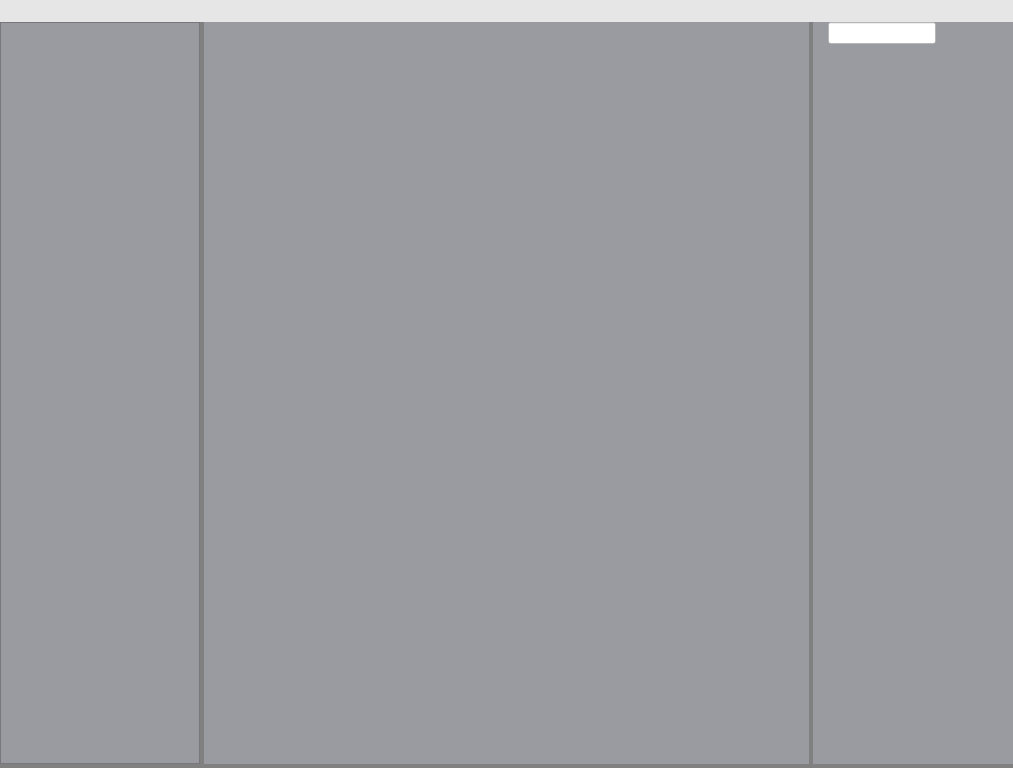
Old version of the form src/ui/pdfReader.ui in the repository geekyAnjali/PdfReading.
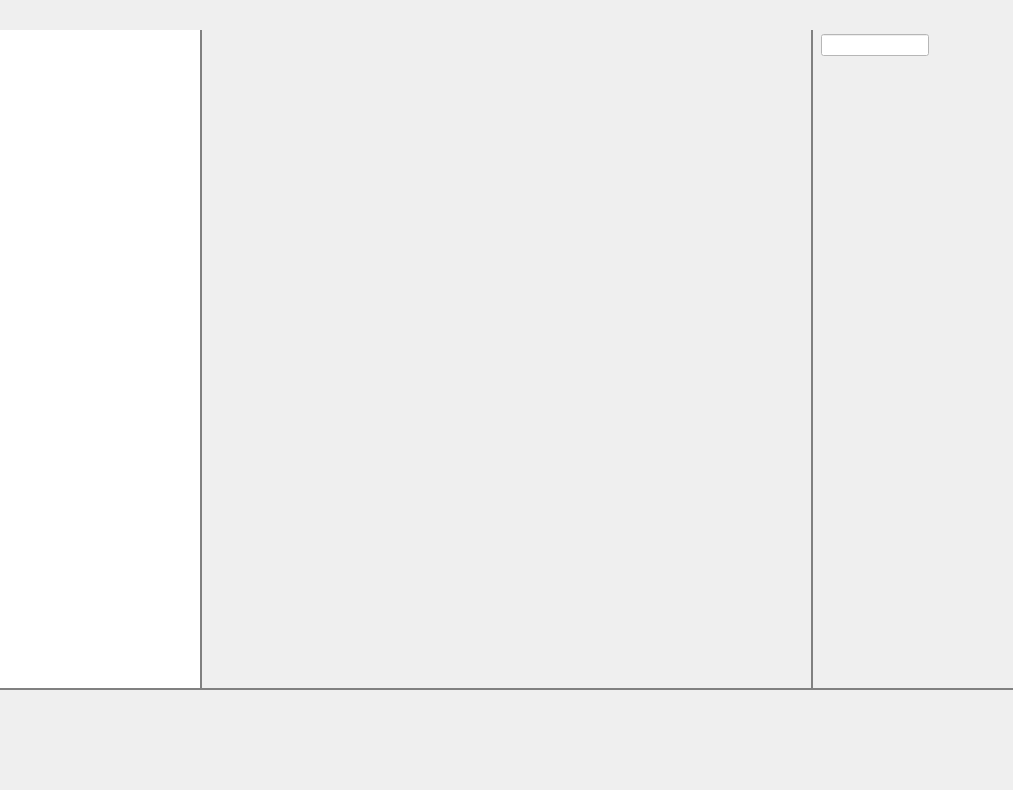
New version of the form. Icons and pictures are not drawn.

What changed in the file:
```diff
--- a/src/ui/pdfReader.ui
+++ b/src/ui/pdfReader.ui
@@ -7,7 +7,7 @@
     <x>0</x>
     <y>0</y>
     <width>1013</width>
-    <height>768</height>
+    <height>790</height>
    </rect>
   </property>
   <property name="windowTitle">
@@ -18,8 +18,18 @@
     <normaloff>:/Images/stationery.png</normaloff>:/Images/stationery.png</iconset>
   </property>
   <property name="styleSheet">
-   <string notr="true">QObject{
+   <string notr="true">/*QObject{
 background-color: rgb(154, 154, 161);
+}*/
+QPushButton {
+    min-width: 20px;      /* Minimum width of the button */
+    min-height: 20px;      /* Minimum height of the button */
+    max-width: 50px;      /* Maximum width of the button */
+    max-height: 50px;      /* Maximum height of the button */
+    padding: 5px;          /* Padding inside the button */
+    border: none;          /* Remove borders to make the button flat */
+    background-color: none; /* Light gray background */
+    color: #000000;        /* Black text color */
 }
 QSplitter::handle {
     background: gray;
@@ -27,8 +37,8 @@
 
 
     QPushButton:hover {
-border:1px solid grey;
-background-color : grey;
+border:1px solid #ac91b4;
+background-color : #ac91b4;
    
     }
 
@@ -36,16 +46,23 @@
         background-color: rgb(10,10,10);
     }
 
-
+/*
 QLineEdit{
 background-color: rgb(255, 255, 255);}
 
 QPlainTextEdit{
 
-background-color: rgb(255, 255, 255);}
+background-color: rgb(255, 255, 255);}*/
 </string>
   </property>
   <widget class="QWidget" name="centralwidget">
+   <property name="palette">
+    <palette>
+     <active/>
+     <inactive/>
+     <disabled/>
+    </palette>
+   </property>
    <layout class="QVBoxLayout" name="verticalLayout">
     <property name="spacing">
      <number>0</number>
@@ -71,10 +88,10 @@
        </sizepolicy>
       </property>
       <property name="styleSheet">
-       <string notr="true">QWidget{
+       <string notr="true">/*QWidget{
 background-color: rgb(230, 230, 230);
 }
-</string>
+*/</string>
       </property>
       <layout class="QGridLayout" name="gridLayout_5">
        <property name="leftMargin">
@@ -96,14 +113,14 @@
         <widget class="QPushButton" name="focus_music_bttn">
          <property name="minimumSize">
           <size>
-           <width>20</width>
-           <height>20</height>
+           <width>30</width>
+           <height>30</height>
           </size>
          </property>
          <property name="maximumSize">
           <size>
-           <width>50</width>
-           <height>50</height>
+           <width>60</width>
+           <height>60</height>
           </size>
          </property>
          <property name="cursor">
@@ -143,14 +160,14 @@
         <widget class="QPushButton" name="remove_pdf_bttn">
          <property name="minimumSize">
           <size>
-           <width>20</width>
-           <height>20</height>
+           <width>30</width>
+           <height>30</height>
           </size>
          </property>
          <property name="maximumSize">
           <size>
-           <width>50</width>
-           <height>50</height>
+           <width>60</width>
+           <height>60</height>
           </size>
          </property>
          <property name="cursor">
@@ -186,31 +203,65 @@
          </property>
         </widget>
        </item>
-       <item row="0" column="6">
-        <spacer name="horizontalSpacer">
-         <property name="orientation">
-          <enum>Qt::Horizontal</enum>
+       <item row="0" column="5">
+        <widget class="QPushButton" name="read_stats_bttn">
+         <property name="minimumSize">
+          <size>
+           <width>30</width>
+           <height>30</height>
+          </size>
          </property>
-         <property name="sizeHint" stdset="0">
+         <property name="maximumSize">
           <size>
-           <width>40</width>
-           <height>20</height>
+           <width>60</width>
+           <height>60</height>
           </size>
          </property>
-        </spacer>
+         <property name="cursor">
+          <cursorShape>PointingHandCursor</cursorShape>
+         </property>
+         <property name="toolTip">
+          <string>Reading Statics</string>
+         </property>
+         <property name="text">
+          <string/>
+         </property>
+         <property name="icon">
+          <iconset resource="../../Images/res_rc.qrc">
+           <normaloff>:/Images/learning_stats.png</normaloff>:/Images/learning_stats.png</iconset>
+         </property>
+         <property name="iconSize">
+          <size>
+           <width>30</width>
+           <height>30</height>
+          </size>
+         </property>
+         <property name="autoExclusive">
+          <bool>false</bool>
+         </property>
+         <property name="autoDefault">
+          <bool>false</bool>
+         </property>
+         <property name="default">
+          <bool>false</bool>
+         </property>
+         <property name="flat">
+          <bool>true</bool>
+         </property>
+        </widget>
        </item>
        <item row="0" column="0">
         <widget class="QPushButton" name="add_pdf_bttn">
          <property name="minimumSize">
           <size>
-           <width>20</width>
-           <height>20</height>
+           <width>30</width>
+           <height>30</height>
           </size>
          </property>
          <property name="maximumSize">
           <size>
-           <width>50</width>
-           <height>50</height>
+           <width>60</width>
+           <height>60</height>
           </size>
          </property>
          <property name="cursor">
@@ -253,14 +304,14 @@
         <widget class="QPushButton" name="focus_time_bttn">
          <property name="minimumSize">
           <size>
-           <width>20</width>
-           <height>20</height>
+           <width>30</width>
+           <height>30</height>
           </size>
          </property>
          <property name="maximumSize">
           <size>
-           <width>50</width>
-           <height>50</height>
+           <width>60</width>
+           <height>60</height>
           </size>
          </property>
          <property name="cursor">
@@ -300,14 +351,14 @@
         <widget class="QPushButton" name="dark_mode_bttn">
          <property name="minimumSize">
           <size>
-           <width>20</width>
-           <height>20</height>
+           <width>30</width>
+           <height>30</height>
           </size>
          </property>
          <property name="maximumSize">
           <size>
-           <width>50</width>
-           <height>50</height>
+           <width>60</width>
+           <height>60</height>
           </size>
          </property>
          <property name="cursor">
@@ -343,52 +394,18 @@
          </property>
         </widget>
        </item>
-       <item row="0" column="5">
-        <widget class="QPushButton" name="read_stats_bttn">
-         <property name="minimumSize">
+       <item row="0" column="6">
+        <spacer name="horizontalSpacer">
+         <property name="orientation">
+          <enum>Qt::Horizontal</enum>
+         </property>
+         <property name="sizeHint" stdset="0">
           <size>
-           <width>20</width>
+           <width>40</width>
            <height>20</height>
           </size>
          </property>
-         <property name="maximumSize">
-          <size>
-           <width>50</width>
-           <height>50</height>
-          </size>
-         </property>
-         <property name="cursor">
-          <cursorShape>PointingHandCursor</cursorShape>
-         </property>
-         <property name="toolTip">
-          <string>Reading Statics</string>
-         </property>
-         <property name="text">
-          <string/>
-         </property>
-         <property name="icon">
-          <iconset resource="../../Images/res_rc.qrc">
-           <normaloff>:/Images/learning_stats.png</normaloff>:/Images/learning_stats.png</iconset>
-         </property>
-         <property name="iconSize">
-          <size>
-           <width>30</width>
-           <height>30</height>
-          </size>
-         </property>
-         <property name="autoExclusive">
-          <bool>false</bool>
-         </property>
-         <property name="autoDefault">
-          <bool>false</bool>
-         </property>
-         <property name="default">
-          <bool>false</bool>
-         </property>
-         <property name="flat">
-          <bool>true</bool>
-         </property>
-        </widget>
+        </spacer>
        </item>
       </layout>
      </widget>
@@ -425,6 +442,9 @@
          <property name="opaqueResize">
           <bool>true</bool>
          </property>
+         <property name="handleWidth">
+          <number>2</number>
+         </property>
          <property name="childrenCollapsible">
           <bool>true</bool>
          </property>
@@ -456,9 +476,15 @@
                <verstretch>0</verstretch>
               </sizepolicy>
              </property>
+             <property name="lineWidth">
+              <number>1</number>
+             </property>
              <property name="orientation">
               <enum>Qt::Horizontal</enum>
              </property>
+             <property name="handleWidth">
+              <number>2</number>
+             </property>
              <property name="childrenCollapsible">
               <bool>true</bool>
              </property>
@@ -481,6 +507,428 @@
                 <height>16777215</height>
                </size>
               </property>
+              <property name="palette">
+               <palette>
+                <active>
+                 <colorrole role="WindowText">
+                  <brush brushstyle="SolidPattern">
+                   <color alpha="255">
+                    <red>0</red>
+                    <green>0</green>
+                    <blue>0</blue>
+                   </color>
+                  </brush>
+                 </colorrole>
+                 <colorrole role="Button">
+                  <brush brushstyle="SolidPattern">
+                   <color alpha="255">
+                    <red>77</red>
+                    <green>157</green>
+                    <blue>173</blue>
+                   </color>
+                  </brush>
+                 </colorrole>
+                 <colorrole role="Light">
+                  <brush brushstyle="SolidPattern">
+                   <color alpha="255">
+                    <red>118</red>
+                    <green>233</green>
+                    <blue>255</blue>
+                   </color>
+                  </brush>
+                 </colorrole>
+                 <colorrole role="Midlight">
+                  <brush brushstyle="SolidPattern">
+                   <color alpha="255">
+                    <red>97</red>
+                    <green>195</green>
+                    <blue>214</blue>
+                   </color>
+                  </brush>
+                 </colorrole>
+                 <colorrole role="Dark">
+                  <brush brushstyle="SolidPattern">
+                   <color alpha="255">
+                    <red>38</red>
+                    <green>78</green>
+                    <blue>86</blue>
+                   </color>
+                  </brush>
+                 </colorrole>
+                 <colorrole role="Mid">
+                  <brush brushstyle="SolidPattern">
+                   <color alpha="255">
+                    <red>51</red>
+                    <green>105</green>
+                    <blue>115</blue>
+                   </color>
+                  </brush>
+                 </colorrole>
+                 <colorrole role="Text">
+                  <brush brushstyle="SolidPattern">
+                   <color alpha="255">
+                    <red>0</red>
+                    <green>0</green>
+                    <blue>0</blue>
+                   </color>
+                  </brush>
+                 </colorrole>
+                 <colorrole role="BrightText">
+                  <brush brushstyle="SolidPattern">
+                   <color alpha="255">
+                    <red>255</red>
+                    <green>255</green>
+                    <blue>255</blue>
+                   </color>
+                  </brush>
+                 </colorrole>
+                 <colorrole role="ButtonText">
+                  <brush brushstyle="SolidPattern">
+                   <color alpha="255">
+                    <red>0</red>
+                    <green>0</green>
+                    <blue>0</blue>
+                   </color>
+                  </brush>
+                 </colorrole>
+                 <colorrole role="Base">
+                  <brush brushstyle="SolidPattern">
+                   <color alpha="255">
+                    <red>255</red>
+                    <green>255</green>
+                    <blue>255</blue>
+                   </color>
+                  </brush>
+                 </colorrole>
+                 <colorrole role="Window">
+                  <brush brushstyle="SolidPattern">
+                   <color alpha="255">
+                    <red>77</red>
+                    <green>157</green>
+                    <blue>173</blue>
+                   </color>
+                  </brush>
+                 </colorrole>
+                 <colorrole role="Shadow">
+                  <brush brushstyle="SolidPattern">
+                   <color alpha="255">
+                    <red>0</red>
+                    <green>0</green>
+                    <blue>0</blue>
+                   </color>
+                  </brush>
+                 </colorrole>
+                 <colorrole role="AlternateBase">
+                  <brush brushstyle="SolidPattern">
+                   <color alpha="255">
+                    <red>166</red>
+                    <green>206</green>
+                    <blue>214</blue>
+                   </color>
+                  </brush>
+                 </colorrole>
+                 <colorrole role="ToolTipBase">
+                  <brush brushstyle="SolidPattern">
+                   <color alpha="255">
+                    <red>255</red>
+                    <green>255</green>
+                    <blue>220</blue>
+                   </color>
+                  </brush>
+                 </colorrole>
+                 <colorrole role="ToolTipText">
+                  <brush brushstyle="SolidPattern">
+                   <color alpha="255">
+                    <red>0</red>
+                    <green>0</green>
+                    <blue>0</blue>
+                   </color>
+                  </brush>
+                 </colorrole>
+                </active>
+                <inactive>
+                 <colorrole role="WindowText">
+                  <brush brushstyle="SolidPattern">
+                   <color alpha="255">
+                    <red>0</red>
+                    <green>0</green>
+                    <blue>0</blue>
+                   </color>
+                  </brush>
+                 </colorrole>
+                 <colorrole role="Button">
+                  <brush brushstyle="SolidPattern">
+                   <color alpha="255">
+                    <red>77</red>
+                    <green>157</green>
+                    <blue>173</blue>
+                   </color>
+                  </brush>
+                 </colorrole>
+                 <colorrole role="Light">
+                  <brush brushstyle="SolidPattern">
+                   <color alpha="255">
+                    <red>118</red>
+                    <green>233</green>
+                    <blue>255</blue>
+                   </color>
+                  </brush>
+                 </colorrole>
+                 <colorrole role="Midlight">
+                  <brush brushstyle="SolidPattern">
+                   <color alpha="255">
+                    <red>97</red>
+                    <green>195</green>
+                    <blue>214</blue>
+                   </color>
+                  </brush>
+                 </colorrole>
+                 <colorrole role="Dark">
+                  <brush brushstyle="SolidPattern">
+                   <color alpha="255">
+                    <red>38</red>
+                    <green>78</green>
+                    <blue>86</blue>
+                   </color>
+                  </brush>
+                 </colorrole>
+                 <colorrole role="Mid">
+                  <brush brushstyle="SolidPattern">
+                   <color alpha="255">
+                    <red>51</red>
+                    <green>105</green>
+                    <blue>115</blue>
+                   </color>
+                  </brush>
+                 </colorrole>
+                 <colorrole role="Text">
+                  <brush brushstyle="SolidPattern">
+                   <color alpha="255">
+                    <red>0</red>
+                    <green>0</green>
+                    <blue>0</blue>
+                   </color>
+                  </brush>
+                 </colorrole>
+                 <colorrole role="BrightText">
+                  <brush brushstyle="SolidPattern">
+                   <color alpha="255">
+                    <red>255</red>
+                    <green>255</green>
+                    <blue>255</blue>
+                   </color>
+                  </brush>
+                 </colorrole>
+                 <colorrole role="ButtonText">
+                  <brush brushstyle="SolidPattern">
+                   <color alpha="255">
+                    <red>0</red>
+                    <green>0</green>
+                    <blue>0</blue>
+                   </color>
+                  </brush>
+                 </colorrole>
+                 <colorrole role="Base">
+                  <brush brushstyle="SolidPattern">
+                   <color alpha="255">
+                    <red>255</red>
+                    <green>255</green>
+                    <blue>255</blue>
+                   </color>
+                  </brush>
+                 </colorrole>
+                 <colorrole role="Window">
+                  <brush brushstyle="SolidPattern">
+                   <color alpha="255">
+                    <red>77</red>
+                    <green>157</green>
+                    <blue>173</blue>
+                   </color>
+                  </brush>
+                 </colorrole>
+                 <colorrole role="Shadow">
+                  <brush brushstyle="SolidPattern">
+                   <color alpha="255">
+                    <red>0</red>
+                    <green>0</green>
+                    <blue>0</blue>
+                   </color>
+                  </brush>
+                 </colorrole>
+                 <colorrole role="AlternateBase">
+                  <brush brushstyle="SolidPattern">
+                   <color alpha="255">
+                    <red>166</red>
+                    <green>206</green>
+                    <blue>214</blue>
+                   </color>
+                  </brush>
+                 </colorrole>
+                 <colorrole role="ToolTipBase">
+                  <brush brushstyle="SolidPattern">
+                   <color alpha="255">
+                    <red>255</red>
+                    <green>255</green>
+                    <blue>220</blue>
+                   </color>
+                  </brush>
+                 </colorrole>
+                 <colorrole role="ToolTipText">
+                  <brush brushstyle="SolidPattern">
+                   <color alpha="255">
+                    <red>0</red>
+                    <green>0</green>
+                    <blue>0</blue>
+                   </color>
+                  </brush>
+                 </colorrole>
+                </inactive>
+                <disabled>
+                 <colorrole role="WindowText">
+                  <brush brushstyle="SolidPattern">
+                   <color alpha="255">
+                    <red>38</red>
+                    <green>78</green>
+                    <blue>86</blue>
+                   </color>
+                  </brush>
+                 </colorrole>
+                 <colorrole role="Button">
+                  <brush brushstyle="SolidPattern">
+                   <color alpha="255">
+                    <red>77</red>
+                    <green>157</green>
+                    <blue>173</blue>
+                   </color>
+                  </brush>
+                 </colorrole>
+                 <colorrole role="Light">
+                  <brush brushstyle="SolidPattern">
+                   <color alpha="255">
+                    <red>118</red>
+                    <green>233</green>
+                    <blue>255</blue>
+                   </color>
+                  </brush>
+                 </colorrole>
+                 <colorrole role="Midlight">
+                  <brush brushstyle="SolidPattern">
+                   <color alpha="255">
+                    <red>97</red>
+                    <green>195</green>
+                    <blue>214</blue>
+                   </color>
+                  </brush>
+                 </colorrole>
+                 <colorrole role="Dark">
+                  <brush brushstyle="SolidPattern">
+                   <color alpha="255">
+                    <red>38</red>
+                    <green>78</green>
+                    <blue>86</blue>
+                   </color>
+                  </brush>
+                 </colorrole>
+                 <colorrole role="Mid">
+                  <brush brushstyle="SolidPattern">
+                   <color alpha="255">
+                    <red>51</red>
+                    <green>105</green>
+                    <blue>115</blue>
+                   </color>
+                  </brush>
+                 </colorrole>
+                 <colorrole role="Text">
+                  <brush brushstyle="SolidPattern">
+                   <color alpha="255">
+                    <red>38</red>
+                    <green>78</green>
+                    <blue>86</blue>
+                   </color>
+                  </brush>
+                 </colorrole>
+                 <colorrole role="BrightText">
+                  <brush brushstyle="SolidPattern">
+                   <color alpha="255">
+                    <red>255</red>
+                    <green>255</green>
+                    <blue>255</blue>
+                   </color>
+                  </brush>
+                 </colorrole>
+                 <colorrole role="ButtonText">
+                  <brush brushstyle="SolidPattern">
+                   <color alpha="255">
+                    <red>38</red>
+                    <green>78</green>
+                    <blue>86</blue>
+                   </color>
+                  </brush>
+                 </colorrole>
+                 <colorrole role="Base">
+                  <brush brushstyle="SolidPattern">
+                   <color alpha="255">
+                    <red>77</red>
+                    <green>157</green>
+                    <blue>173</blue>
+                   </color>
+                  </brush>
+                 </colorrole>
+                 <colorrole role="Window">
+                  <brush brushstyle="SolidPattern">
+                   <color alpha="255">
+                    <red>77</red>
+                    <green>157</green>
+                    <blue>173</blue>
+                   </color>
+                  </brush>
+                 </colorrole>
+                 <colorrole role="Shadow">
+                  <brush brushstyle="SolidPattern">
+                   <color alpha="255">
+                    <red>0</red>
+                    <green>0</green>
+                    <blue>0</blue>
+                   </color>
+                  </brush>
+                 </colorrole>
+                 <colorrole role="AlternateBase">
+                  <brush brushstyle="SolidPattern">
+                   <color alpha="255">
+                    <red>77</red>
+                    <green>157</green>
+                    <blue>173</blue>
+                   </color>
+                  </brush>
+                 </colorrole>
+                 <colorrole role="ToolTipBase">
+                  <brush brushstyle="SolidPattern">
+                   <color alpha="255">
+                    <red>255</red>
+                    <green>255</green>
+                    <blue>220</blue>
+                   </color>
+                  </brush>
+                 </colorrole>
+                 <colorrole role="ToolTipText">
+                  <brush brushstyle="SolidPattern">
+                   <color alpha="255">
+                    <red>0</red>
+                    <green>0</green>
+                    <blue>0</blue>
+                   </color>
+                  </brush>
+                 </colorrole>
+                </disabled>
+               </palette>
+              </property>
+              <property name="styleSheet">
+               <string notr="true">border:None;
+</string>
+              </property>
+              <property name="lineWidth">
+               <number>0</number>
+              </property>
               <property name="tabKeyNavigation">
                <bool>true</bool>
               </property>
@@ -507,6 +955,427 @@
                 <verstretch>0</verstretch>
                </sizepolicy>
               </property>
+              <property name="palette">
+               <palette>
+                <active>
+                 <colorrole role="WindowText">
+                  <brush brushstyle="SolidPattern">
+                   <color alpha="255">
+                    <red>0</red>
+                    <green>0</green>
+                    <blue>0</blue>
+                   </color>
+                  </brush>
+                 </colorrole>
+                 <colorrole role="Button">
+                  <brush brushstyle="SolidPattern">
+                   <color alpha="255">
+                    <red>0</red>
+                    <green>255</green>
+                    <blue>127</blue>
+                   </color>
+                  </brush>
+                 </colorrole>
+                 <colorrole role="Light">
+                  <brush brushstyle="SolidPattern">
+                   <color alpha="255">
+                    <red>127</red>
+                    <green>255</green>
+                    <blue>191</blue>
+                   </color>
+                  </brush>
+                 </colorrole>
+                 <colorrole role="Midlight">
+                  <brush brushstyle="SolidPattern">
+                   <color alpha="255">
+                    <red>63</red>
+                    <green>255</green>
+                    <blue>159</blue>
+                   </color>
+                  </brush>
+                 </colorrole>
+                 <colorrole role="Dark">
+                  <brush brushstyle="SolidPattern">
+                   <color alpha="255">
+                    <red>0</red>
+                    <green>127</green>
+                    <blue>63</blue>
+                   </color>
+                  </brush>
+                 </colorrole>
+                 <colorrole role="Mid">
+                  <brush brushstyle="SolidPattern">
+                   <color alpha="255">
+                    <red>0</red>
+                    <green>170</green>
+                    <blue>84</blue>
+                   </color>
+                  </brush>
+                 </colorrole>
+                 <colorrole role="Text">
+                  <brush brushstyle="SolidPattern">
+                   <color alpha="255">
+                    <red>0</red>
+                    <green>0</green>
+                    <blue>0</blue>
+                   </color>
+                  </brush>
+                 </colorrole>
+                 <colorrole role="BrightText">
+                  <brush brushstyle="SolidPattern">
+                   <color alpha="255">
+                    <red>255</red>
+                    <green>255</green>
+                    <blue>255</blue>
+                   </color>
+                  </brush>
+                 </colorrole>
+                 <colorrole role="ButtonText">
+                  <brush brushstyle="SolidPattern">
+                   <color alpha="255">
+                    <red>0</red>
+                    <green>0</green>
+                    <blue>0</blue>
+                   </color>
+                  </brush>
+                 </colorrole>
+                 <colorrole role="Base">
+                  <brush brushstyle="SolidPattern">
+                   <color alpha="255">
+                    <red>255</red>
+                    <green>255</green>
+                    <blue>255</blue>
+                   </color>
+                  </brush>
+                 </colorrole>
+                 <colorrole role="Window">
+                  <brush brushstyle="SolidPattern">
+                   <color alpha="255">
+                    <red>0</red>
+                    <green>255</green>
+                    <blue>127</blue>
+                   </color>
+                  </brush>
+                 </colorrole>
+                 <colorrole role="Shadow">
+                  <brush brushstyle="SolidPattern">
+                   <color alpha="255">
+                    <red>0</red>
+                    <green>0</green>
+                    <blue>0</blue>
+                   </color>
+                  </brush>
+                 </colorrole>
+                 <colorrole role="AlternateBase">
+                  <brush brushstyle="SolidPattern">
+                   <color alpha="255">
+                    <red>127</red>
+                    <green>255</green>
+                    <blue>191</blue>
+                   </color>
+                  </brush>
+                 </colorrole>
+                 <colorrole role="ToolTipBase">
+                  <brush brushstyle="SolidPattern">
+                   <color alpha="255">
+                    <red>255</red>
+                    <green>255</green>
+                    <blue>220</blue>
+                   </color>
+                  </brush>
+                 </colorrole>
+                 <colorrole role="ToolTipText">
+                  <brush brushstyle="SolidPattern">
+                   <color alpha="255">
+                    <red>0</red>
+                    <green>0</green>
+                    <blue>0</blue>
+                   </color>
+                  </brush>
+                 </colorrole>
+                </active>
+                <inactive>
+                 <colorrole role="WindowText">
+                  <brush brushstyle="SolidPattern">
+                   <color alpha="255">
+                    <red>0</red>
+                    <green>0</green>
+                    <blue>0</blue>
+                   </color>
+                  </brush>
+                 </colorrole>
+                 <colorrole role="Button">
+                  <brush brushstyle="SolidPattern">
+                   <color alpha="255">
+                    <red>0</red>
+                    <green>255</green>
+                    <blue>127</blue>
+                   </color>
+                  </brush>
+                 </colorrole>
+                 <colorrole role="Light">
+                  <brush brushstyle="SolidPattern">
+                   <color alpha="255">
+                    <red>127</red>
+                    <green>255</green>
+                    <blue>191</blue>
+                   </color>
+                  </brush>
+                 </colorrole>
+                 <colorrole role="Midlight">
+                  <brush brushstyle="SolidPattern">
+                   <color alpha="255">
+                    <red>63</red>
+                    <green>255</green>
+                    <blue>159</blue>
+                   </color>
+                  </brush>
+                 </colorrole>
+                 <colorrole role="Dark">
+                  <brush brushstyle="SolidPattern">
+                   <color alpha="255">
+                    <red>0</red>
+                    <green>127</green>
+                    <blue>63</blue>
+                   </color>
+                  </brush>
+                 </colorrole>
+                 <colorrole role="Mid">
+                  <brush brushstyle="SolidPattern">
+                   <color alpha="255">
+                    <red>0</red>
+                    <green>170</green>
+                    <blue>84</blue>
+                   </color>
+                  </brush>
+                 </colorrole>
+                 <colorrole role="Text">
+                  <brush brushstyle="SolidPattern">
+                   <color alpha="255">
+                    <red>0</red>
+                    <green>0</green>
+                    <blue>0</blue>
+                   </color>
+                  </brush>
+                 </colorrole>
+                 <colorrole role="BrightText">
+                  <brush brushstyle="SolidPattern">
+                   <color alpha="255">
+                    <red>255</red>
+                    <green>255</green>
+                    <blue>255</blue>
+                   </color>
+                  </brush>
+                 </colorrole>
+                 <colorrole role="ButtonText">
+                  <brush brushstyle="SolidPattern">
+                   <color alpha="255">
+                    <red>0</red>
+                    <green>0</green>
+                    <blue>0</blue>
+                   </color>
+                  </brush>
+                 </colorrole>
+                 <colorrole role="Base">
+                  <brush brushstyle="SolidPattern">
+                   <color alpha="255">
+                    <red>255</red>
+                    <green>255</green>
+                    <blue>255</blue>
+                   </color>
+                  </brush>
+                 </colorrole>
+                 <colorrole role="Window">
+                  <brush brushstyle="SolidPattern">
+                   <color alpha="255">
+                    <red>0</red>
+                    <green>255</green>
+                    <blue>127</blue>
+                   </color>
+                  </brush>
+                 </colorrole>
+                 <colorrole role="Shadow">
+                  <brush brushstyle="SolidPattern">
+                   <color alpha="255">
+                    <red>0</red>
+                    <green>0</green>
+                    <blue>0</blue>
+                   </color>
+                  </brush>
+                 </colorrole>
+                 <colorrole role="AlternateBase">
+                  <brush brushstyle="SolidPattern">
+                   <color alpha="255">
+                    <red>127</red>
+                    <green>255</green>
+                    <blue>191</blue>
+                   </color>
+                  </brush>
+                 </colorrole>
+                 <colorrole role="ToolTipBase">
+                  <brush brushstyle="SolidPattern">
+                   <color alpha="255">
+                    <red>255</red>
+                    <green>255</green>
+                    <blue>220</blue>
+                   </color>
+                  </brush>
+                 </colorrole>
+                 <colorrole role="ToolTipText">
+                  <brush brushstyle="SolidPattern">
+                   <color alpha="255">
+                    <red>0</red>
+                    <green>0</green>
+                    <blue>0</blue>
+                   </color>
+                  </brush>
+                 </colorrole>
+                </inactive>
+                <disabled>
+                 <colorrole role="WindowText">
+                  <brush brushstyle="SolidPattern">
+                   <color alpha="255">
+                    <red>0</red>
+                    <green>127</green>
+                    <blue>63</blue>
+                   </color>
+                  </brush>
+                 </colorrole>
+                 <colorrole role="Button">
+                  <brush brushstyle="SolidPattern">
+                   <color alpha="255">
+                    <red>0</red>
+                    <green>255</green>
+                    <blue>127</blue>
+                   </color>
+                  </brush>
+                 </colorrole>
+                 <colorrole role="Light">
+                  <brush brushstyle="SolidPattern">
+                   <color alpha="255">
+                    <red>127</red>
+                    <green>255</green>
+                    <blue>191</blue>
+                   </color>
+                  </brush>
+                 </colorrole>
+                 <colorrole role="Midlight">
+                  <brush brushstyle="SolidPattern">
+                   <color alpha="255">
+                    <red>63</red>
+                    <green>255</green>
+                    <blue>159</blue>
+                   </color>
+                  </brush>
+                 </colorrole>
+                 <colorrole role="Dark">
+                  <brush brushstyle="SolidPattern">
+                   <color alpha="255">
+                    <red>0</red>
+                    <green>127</green>
+                    <blue>63</blue>
+                   </color>
+                  </brush>
+                 </colorrole>
+                 <colorrole role="Mid">
+                  <brush brushstyle="SolidPattern">
+                   <color alpha="255">
+                    <red>0</red>
+                    <green>170</green>
+                    <blue>84</blue>
+                   </color>
+                  </brush>
+                 </colorrole>
+                 <colorrole role="Text">
+                  <brush brushstyle="SolidPattern">
+                   <color alpha="255">
+                    <red>0</red>
+                    <green>127</green>
+                    <blue>63</blue>
+                   </color>
+                  </brush>
+                 </colorrole>
+                 <colorrole role="BrightText">
+                  <brush brushstyle="SolidPattern">
+                   <color alpha="255">
+                    <red>255</red>
+                    <green>255</green>
+                    <blue>255</blue>
+                   </color>
+                  </brush>
+                 </colorrole>
+                 <colorrole role="ButtonText">
+                  <brush brushstyle="SolidPattern">
+                   <color alpha="255">
+                    <red>0</red>
+                    <green>127</green>
+                    <blue>63</blue>
+                   </color>
+                  </brush>
+                 </colorrole>
+                 <colorrole role="Base">
+                  <brush brushstyle="SolidPattern">
+                   <color alpha="255">
+                    <red>0</red>
+                    <green>255</green>
+                    <blue>127</blue>
+                   </color>
+                  </brush>
+                 </colorrole>
+                 <colorrole role="Window">
+                  <brush brushstyle="SolidPattern">
+                   <color alpha="255">
+                    <red>0</red>
+                    <green>255</green>
+                    <blue>127</blue>
+                   </color>
+                  </brush>
+                 </colorrole>
+                 <colorrole role="Shadow">
+                  <brush brushstyle="SolidPattern">
+                   <color alpha="255">
+                    <red>0</red>
+                    <green>0</green>
+                    <blue>0</blue>
+                   </color>
+                  </brush>
+                 </colorrole>
+                 <colorrole role="AlternateBase">
+                  <brush brushstyle="SolidPattern">
+                   <color alpha="255">
+                    <red>0</red>
+                    <green>255</green>
+                    <blue>127</blue>
+                   </color>
+                  </brush>
+                 </colorrole>
+                 <colorrole role="ToolTipBase">
+                  <brush brushstyle="SolidPattern">
+                   <color alpha="255">
+                    <red>255</red>
+                    <green>255</green>
+                    <blue>220</blue>
+                   </color>
+                  </brush>
+                 </colorrole>
+                 <colorrole role="ToolTipText">
+                  <brush brushstyle="SolidPattern">
+                   <color alpha="255">
+                    <red>0</red>
+                    <green>0</green>
+                    <blue>0</blue>
+                   </color>
+                  </brush>
+                 </colorrole>
+                </disabled>
+               </palette>
+              </property>
+              <property name="focusPolicy">
+               <enum>Qt::StrongFocus</enum>
+              </property>
+              <property name="contextMenuPolicy">
+               <enum>Qt::ActionsContextMenu</enum>
+              </property>
               <property name="styleSheet">
                <string notr="true"/>
               </property>
@@ -560,17 +1429,29 @@
                   </sizepolicy>
                  </property>
                  <property name="tabletTracking">
-                  <bool>false</bool>
+                  <bool>true</bool>
+                 </property>
+                 <property name="focusPolicy">
+                  <enum>Qt::StrongFocus</enum>
+                 </property>
+                 <property name="toolTipDuration">
+                  <number>5</number>
                  </property>
                  <property name="styleSheet">
                   <string notr="true">background-color: rgb(255, 255, 255);</string>
                  </property>
+                 <property name="maxLength">
+                  <number>32770</number>
+                 </property>
                  <property name="dragEnabled">
                   <bool>false</bool>
                  </property>
                  <property name="cursorMoveStyle">
                   <enum>Qt::VisualMoveStyle</enum>
                  </property>
+                 <property name="clearButtonEnabled">
+                  <bool>true</bool>
+                 </property>
                 </widget>
                </item>
                <item row="0" column="1">
@@ -605,7 +1486,7 @@
                  </property>
                 </widget>
                </item>
-               <item row="1" column="0">
+               <item row="1" column="0" colspan="2">
                 <widget class="QLabel" name="label">
                  <property name="sizePolicy">
                   <sizepolicy hsizetype="Maximum" vsizetype="Preferred">
@@ -613,6 +1494,16 @@
                    <verstretch>0</verstretch>
                   </sizepolicy>
                  </property>
+                 <property name="palette">
+                  <palette>
+                   <active/>
+                   <inactive/>
+                   <disabled/>
+                  </palette>
+                 </property>
+                 <property name="focusPolicy">
+                  <enum>Qt::TabFocus</enum>
+                 </property>
                  <property name="text">
                   <string/>
                  </property>
@@ -631,6 +1522,12 @@
           </layout>
          </widget>
          <widget class="QWidget" name="widget_7" native="true">
+          <property name="minimumSize">
+           <size>
+            <width>0</width>
+            <height>100</height>
+           </size>
+          </property>
           <layout class="QGridLayout" name="gridLayout_6">
            <property name="leftMargin">
             <number>0</number>
```
